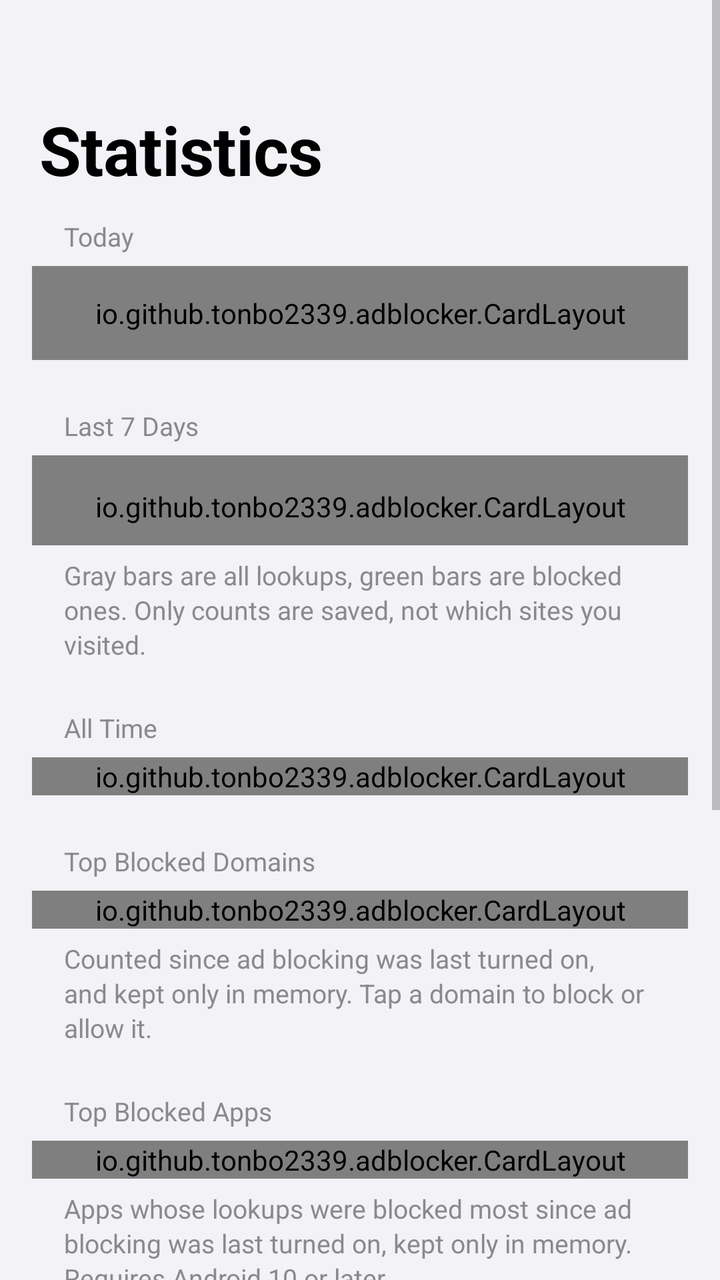
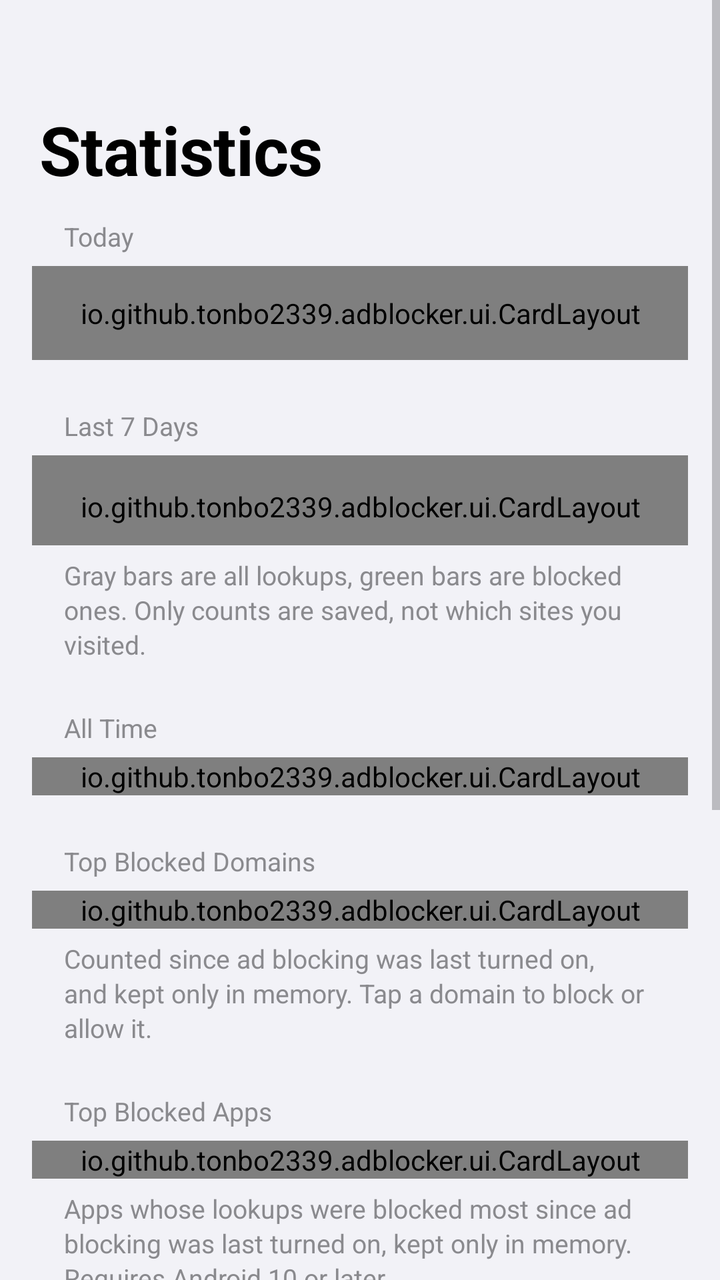

The first picture is an Android layout as it rendered before a commit; the second is the same layout after the commit. The layout source and the unified diff follow.
<!-- AndroidManifest.xml: application theme Theme.AdBlocker -->
<!-- res/layout/page_stats.xml -->
<?xml version="1.0" encoding="utf-8"?>
<ScrollView xmlns:android="http://schemas.android.com/apk/res/android"
    android:layout_width="match_parent"
    android:layout_height="match_parent"
    android:clipToPadding="false">

    <LinearLayout
        android:layout_width="match_parent"
        android:layout_height="wrap_content"
        android:orientation="vertical"
        android:paddingHorizontal="16dp"
        android:paddingBottom="32dp">

        <TextView
            android:id="@+id/statsTitle"
            style="@style/LargeTitle"
            android:layout_width="wrap_content"
            android:layout_height="wrap_content"
            android:layout_marginStart="4dp"
            android:layout_marginTop="52dp"
            android:text="@string/tab_stats" />

        
        <TextView
            style="@style/SectionHeader"
            android:layout_width="wrap_content"
            android:layout_height="wrap_content"
            android:layout_marginTop="12dp"
            android:text="@string/section_today" />

        <io.github.tonbo2339.adblocker.CardLayout
            style="@style/Card"
            android:orientation="horizontal"
            android:paddingVertical="14dp">

            <LinearLayout style="@style/StatColumn">

                <TextView
                    android:id="@+id/todayBlocked"
                    style="@style/StatNumber"
                    android:textColor="@color/sys_green" />

                <TextView
                    style="@style/StatLabel"
                    android:text="@string/stat_blocked" />
            </LinearLayout>

            <View style="@style/StatDivider" />

            <LinearLayout style="@style/StatColumn">

                <TextView
                    android:id="@+id/todayQueries"
                    style="@style/StatNumber" />

                <TextView
                    style="@style/StatLabel"
                    android:text="@string/stat_queries" />
            </LinearLayout>

            <View style="@style/StatDivider" />

            <LinearLayout style="@style/StatColumn">

                <TextView
                    android:id="@+id/todayRate"
                    style="@style/StatNumber" />

                <TextView
                    style="@style/StatLabel"
                    android:text="@string/stat_rate" />
            </LinearLayout>
        </io.github.tonbo2339.adblocker.CardLayout>

        
        <TextView
            style="@style/SectionHeader"
            android:layout_width="wrap_content"
            android:layout_height="wrap_content"
            android:text="@string/section_week" />

        <io.github.tonbo2339.adblocker.CardLayout
            style="@style/Card"
            android:paddingHorizontal="12dp"
            android:paddingTop="16dp"
            android:paddingBottom="10dp">

            <io.github.tonbo2339.adblocker.BarChartView
                android:id="@+id/weekChart"
                android:layout_width="match_parent"
                android:layout_height="150dp" />

            <TextView
                android:id="@+id/weekSummary"
                android:layout_width="match_parent"
                android:layout_height="wrap_content"
                android:layout_marginTop="8dp"
                android:gravity="center"
                android:textColor="@color/label_secondary"
                android:textSize="13sp" />
        </io.github.tonbo2339.adblocker.CardLayout>

        <TextView
            style="@style/SectionFooter"
            android:layout_width="match_parent"
            android:layout_height="wrap_content"
            android:text="@string/week_footer" />

        
        <TextView
            style="@style/SectionHeader"
            android:layout_width="wrap_content"
            android:layout_height="wrap_content"
            android:text="@string/section_total" />

        <io.github.tonbo2339.adblocker.CardLayout style="@style/Card">

            <LinearLayout style="@style/Row">

                <TextView
                    style="@style/RowTitle"
                    android:text="@string/stat_blocked" />

                <TextView
                    android:id="@+id/totalBlocked"
                    style="@style/RowValue"
                    android:fontFeatureSettings="tnum" />
            </LinearLayout>

            <View style="@style/Separator" />

            <LinearLayout style="@style/Row">

                <TextView
                    style="@style/RowTitle"
                    android:text="@string/stat_queries" />

                <TextView
                    android:id="@+id/totalQueries"
                    style="@style/RowValue"
                    android:fontFeatureSettings="tnum" />
            </LinearLayout>

            <View style="@style/Separator" />

            <LinearLayout style="@style/Row">

                <TextView
                    style="@style/RowTitle"
                    android:text="@string/stat_since" />

                <TextView
                    android:id="@+id/totalSince"
                    style="@style/RowValue" />
            </LinearLayout>
        </io.github.tonbo2339.adblocker.CardLayout>

        
        <TextView
            style="@style/SectionHeader"
            android:layout_width="wrap_content"
            android:layout_height="wrap_content"
            android:text="@string/section_top_domains" />

        <io.github.tonbo2339.adblocker.CardLayout
            android:id="@+id/topDomains"
            style="@style/Card" />

        <TextView
            style="@style/SectionFooter"
            android:layout_width="match_parent"
            android:layout_height="wrap_content"
            android:text="@string/top_domains_footer" />

        
        <TextView
            style="@style/SectionHeader"
            android:layout_width="wrap_content"
            android:layout_height="wrap_content"
            android:text="@string/section_top_apps" />

        <io.github.tonbo2339.adblocker.CardLayout
            android:id="@+id/topApps"
            style="@style/Card" />

        <TextView
            style="@style/SectionFooter"
            android:layout_width="match_parent"
            android:layout_height="wrap_content"
            android:text="@string/top_apps_footer" />

        
        <TextView
            style="@style/SectionHeader"
            android:layout_width="wrap_content"
            android:layout_height="wrap_content"
            android:text="@string/section_by_list" />

        <io.github.tonbo2339.adblocker.CardLayout
            android:id="@+id/byList"
            style="@style/Card" />

        <TextView
            style="@style/SectionFooter"
            android:layout_width="match_parent"
            android:layout_height="wrap_content"
            android:text="@string/by_list_footer" />

        
        <TextView
            style="@style/SectionHeader"
            android:layout_width="wrap_content"
            android:layout_height="wrap_content"
            android:text="@string/section_response" />

        <io.github.tonbo2339.adblocker.CardLayout style="@style/Card">

            <LinearLayout style="@style/Row">

                <TextView
                    style="@style/RowTitle"
                    android:text="@string/stat_latency_average" />

                <TextView
                    android:id="@+id/latencyAverage"
                    style="@style/RowValue"
                    android:fontFeatureSettings="tnum" />
            </LinearLayout>
            <View style="@style/Separator" />

            <LinearLayout style="@style/Row">

                <TextView
                    style="@style/RowTitle"
                    android:text="@string/stat_latency_slowest" />

                <TextView
                    android:id="@+id/latencySlowest"
                    style="@style/RowValue"
                    android:fontFeatureSettings="tnum" />
            </LinearLayout>
            <View style="@style/Separator" />

            <LinearLayout style="@style/Row">

                <TextView
                    style="@style/RowTitle"
                    android:text="@string/stat_cache_rate" />

                <TextView
                    android:id="@+id/cacheRate"
                    style="@style/RowValue"
                    android:fontFeatureSettings="tnum" />
            </LinearLayout>
            <View style="@style/Separator" />

            <LinearLayout style="@style/Row">

                <TextView
                    style="@style/RowTitle"
                    android:text="@string/stat_no_answer" />

                <TextView
                    android:id="@+id/noAnswer"
                    style="@style/RowValue"
                    android:fontFeatureSettings="tnum" />
            </LinearLayout>
        </io.github.tonbo2339.adblocker.CardLayout>

        <TextView
            style="@style/SectionFooter"
            android:layout_width="match_parent"
            android:layout_height="wrap_content"
            android:text="@string/response_footer" />

        <io.github.tonbo2339.adblocker.CardLayout
            style="@style/Card"
            android:layout_marginTop="28dp">

            <LinearLayout
                android:id="@+id/resetRow"
                style="@style/Row.Clickable">

                <TextView
                    style="@style/RowTitle"
                    android:gravity="center"
                    android:text="@string/stats_reset"
                    android:textColor="@color/sys_red" />
            </LinearLayout>
        </io.github.tonbo2339.adblocker.CardLayout>
    </LinearLayout>
</ScrollView>
<!-- resources referenced by this layout -->
<resources>
  <color name="label_secondary">#8A8A8E</color>
  <color name="sys_green">#34C759</color>
  <color name="sys_red">#FF3B30</color>
  <string name="by_list_footer">How many of this session\'s blocks each list covers, counting domains that are in the lists. A domain that is in several lists counts for each of them.</string>
  <string name="response_footer">Since ad blocking was last turned on. The time from sending a lookup to the DNS server until its answer arrives (answers from the cache are not counted). If it is often slow, try another server under DNS.</string>
  <string name="section_by_list">By Blocklist</string>
  <string name="section_response">Response Time</string>
  <string name="section_today">Today</string>
  <string name="section_top_apps">Top Blocked Apps</string>
  <string name="section_top_domains">Top Blocked Domains</string>
  <string name="section_total">All Time</string>
  <string name="section_week">Last 7 Days</string>
  <string name="stat_blocked">Blocked</string>
  <string name="stat_cache_rate">Answered from Cache</string>
  <string name="stat_latency_average">Average</string>
  <string name="stat_latency_slowest">Slowest</string>
  <string name="stat_no_answer">No Answer</string>
  <string name="stat_queries">Queries</string>
  <string name="stat_rate">Block Rate</string>
  <string name="stat_since">Counting Since</string>
  <string name="stats_reset">Reset Statistics</string>
  <string name="tab_stats">Statistics</string>
  <string name="top_apps_footer">Apps whose lookups were blocked most since ad blocking was last turned on, kept only in memory. Requires Android 10 or later.</string>
  <string name="top_domains_footer">Counted since ad blocking was last turned on, and kept only in memory. Tap a domain to block or allow it.</string>
  <string name="week_footer">Gray bars are all lookups, green bars are blocked ones. Only counts are saved, not which sites you visited.</string>
  <style name="Card">
          <item name="android:layout_width">match_parent</item>
          <item name="android:layout_height">wrap_content</item>
          <item name="android:background">@drawable/bg_card</item>
          <item name="android:orientation">vertical</item>
      </style>
  <style name="LargeTitle">
          <item name="android:textSize">34sp</item>
          <item name="android:textStyle">bold</item>
          <item name="android:textColor">@color/label</item>
          <item name="android:letterSpacing">-0.01</item>
      </style>
  <style name="Row.Clickable">
          <item name="android:background">@drawable/bg_row_pressed</item>
          <item name="android:clickable">true</item>
          <item name="android:focusable">true</item>
      </style>
  <style name="Separator">
          <item name="android:layout_width">match_parent</item>
          <item name="android:layout_height">0.5dp</item>
          <item name="android:layout_marginStart">16dp</item>
          <item name="android:background">@color/separator</item>
      </style>
  <style name="StatDivider">
          <item name="android:layout_width">0.5dp</item>
          <item name="android:layout_height">match_parent</item>
          <item name="android:background">@color/separator</item>
      </style>
  <!-- drawable bg_card (drawable) -->
  <?xml version="1.0" encoding="utf-8"?>
  <shape xmlns:android="http://schemas.android.com/apk/res/android" android:shape="rectangle">
      <solid android:color="@color/bg_card" />
      <corners android:radius="12dp" />
  </shape>
  <color name="label">#000000</color>
  <color name="separator">#D1D1D6</color>
  <color name="accent_blue">#007AFF</color>
  <color name="accent_green">#34C759</color>
  <color name="bg_grouped">#F2F2F7</color>
  <color name="bg_card">#FFFFFF</color>
  <color name="row_pressed">#D1D1D6</color>
  <!-- unchanged entries left out for length: 11 -->
</resources>

<!-- the commit's change to res/layout/page_stats.xml (unified diff, before → after) -->
@@ -28,7 +28,7 @@
             android:layout_marginTop="12dp"
             android:text="@string/section_today" />
 
-        <io.github.tonbo2339.adblocker.CardLayout
+        <io.github.tonbo2339.adblocker.ui.CardLayout
             style="@style/Card"
             android:orientation="horizontal"
             android:paddingVertical="14dp">
@@ -70,7 +70,7 @@
                     style="@style/StatLabel"
                     android:text="@string/stat_rate" />
             </LinearLayout>
-        </io.github.tonbo2339.adblocker.CardLayout>
+        </io.github.tonbo2339.adblocker.ui.CardLayout>
 
         
         <TextView
@@ -79,13 +79,13 @@
             android:layout_height="wrap_content"
             android:text="@string/section_week" />
 
-        <io.github.tonbo2339.adblocker.CardLayout
+        <io.github.tonbo2339.adblocker.ui.CardLayout
             style="@style/Card"
             android:paddingHorizontal="12dp"
             android:paddingTop="16dp"
             android:paddingBottom="10dp">
 
-            <io.github.tonbo2339.adblocker.BarChartView
+            <io.github.tonbo2339.adblocker.ui.BarChartView
                 android:id="@+id/weekChart"
                 android:layout_width="match_parent"
                 android:layout_height="150dp" />
@@ -98,7 +98,7 @@
                 android:gravity="center"
                 android:textColor="@color/label_secondary"
                 android:textSize="13sp" />
-        </io.github.tonbo2339.adblocker.CardLayout>
+        </io.github.tonbo2339.adblocker.ui.CardLayout>
 
         <TextView
             style="@style/SectionFooter"
@@ -113,7 +113,7 @@
             android:layout_height="wrap_content"
             android:text="@string/section_total" />
 
-        <io.github.tonbo2339.adblocker.CardLayout style="@style/Card">
+        <io.github.tonbo2339.adblocker.ui.CardLayout style="@style/Card">
 
             <LinearLayout style="@style/Row">
 
@@ -153,7 +153,7 @@
                     android:id="@+id/totalSince"
                     style="@style/RowValue" />
             </LinearLayout>
-        </io.github.tonbo2339.adblocker.CardLayout>
+        </io.github.tonbo2339.adblocker.ui.CardLayout>
 
         
         <TextView
@@ -162,7 +162,7 @@
             android:layout_height="wrap_content"
             android:text="@string/section_top_domains" />
 
-        <io.github.tonbo2339.adblocker.CardLayout
+        <io.github.tonbo2339.adblocker.ui.CardLayout
             android:id="@+id/topDomains"
             style="@style/Card" />
 
@@ -179,7 +179,7 @@
             android:layout_height="wrap_content"
             android:text="@string/section_top_apps" />
 
-        <io.github.tonbo2339.adblocker.CardLayout
+        <io.github.tonbo2339.adblocker.ui.CardLayout
             android:id="@+id/topApps"
             style="@style/Card" />
 
@@ -196,7 +196,7 @@
             android:layout_height="wrap_content"
             android:text="@string/section_by_list" />
 
-        <io.github.tonbo2339.adblocker.CardLayout
+        <io.github.tonbo2339.adblocker.ui.CardLayout
             android:id="@+id/byList"
             style="@style/Card" />
 
@@ -213,7 +213,7 @@
             android:layout_height="wrap_content"
             android:text="@string/section_response" />
 
-        <io.github.tonbo2339.adblocker.CardLayout style="@style/Card">
+        <io.github.tonbo2339.adblocker.ui.CardLayout style="@style/Card">
 
             <LinearLayout style="@style/Row">
 
@@ -265,7 +265,7 @@
                     style="@style/RowValue"
                     android:fontFeatureSettings="tnum" />
             </LinearLayout>
-        </io.github.tonbo2339.adblocker.CardLayout>
+        </io.github.tonbo2339.adblocker.ui.CardLayout>
 
         <TextView
             style="@style/SectionFooter"
@@ -273,7 +273,7 @@
             android:layout_height="wrap_content"
             android:text="@string/response_footer" />
 
-        <io.github.tonbo2339.adblocker.CardLayout
+        <io.github.tonbo2339.adblocker.ui.CardLayout
             style="@style/Card"
             android:layout_marginTop="28dp">
 
@@ -287,6 +287,6 @@
                     android:text="@string/stats_reset"
                     android:textColor="@color/sys_red" />
             </LinearLayout>
-        </io.github.tonbo2339.adblocker.CardLayout>
+        </io.github.tonbo2339.adblocker.ui.CardLayout>
     </LinearLayout>
 </ScrollView>
